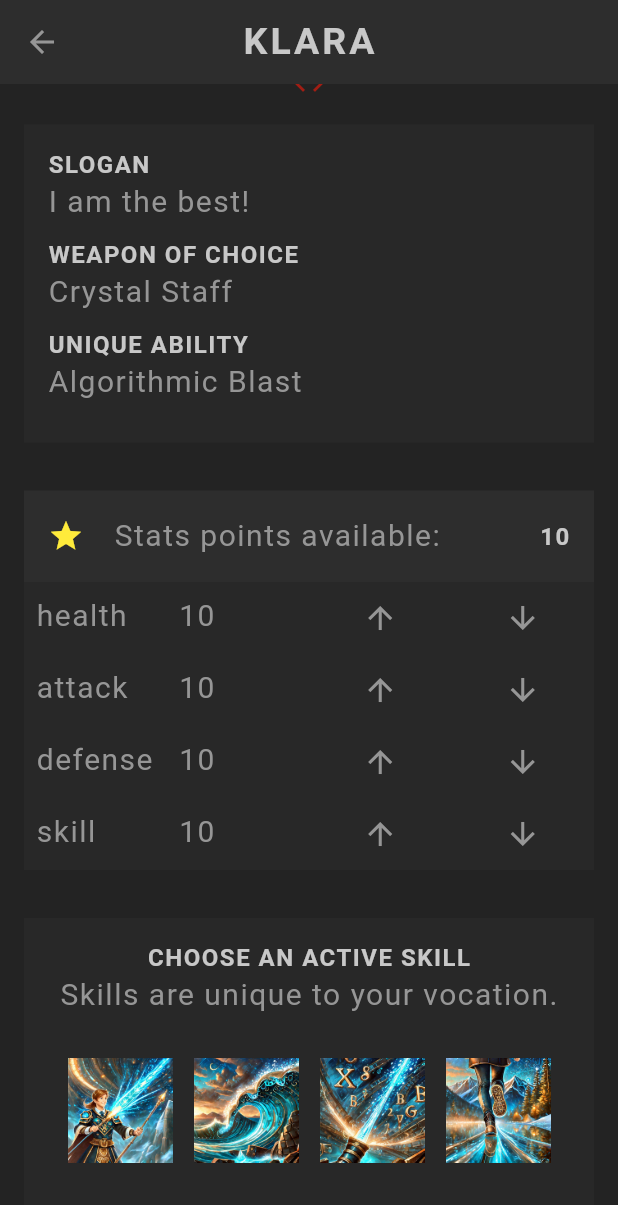
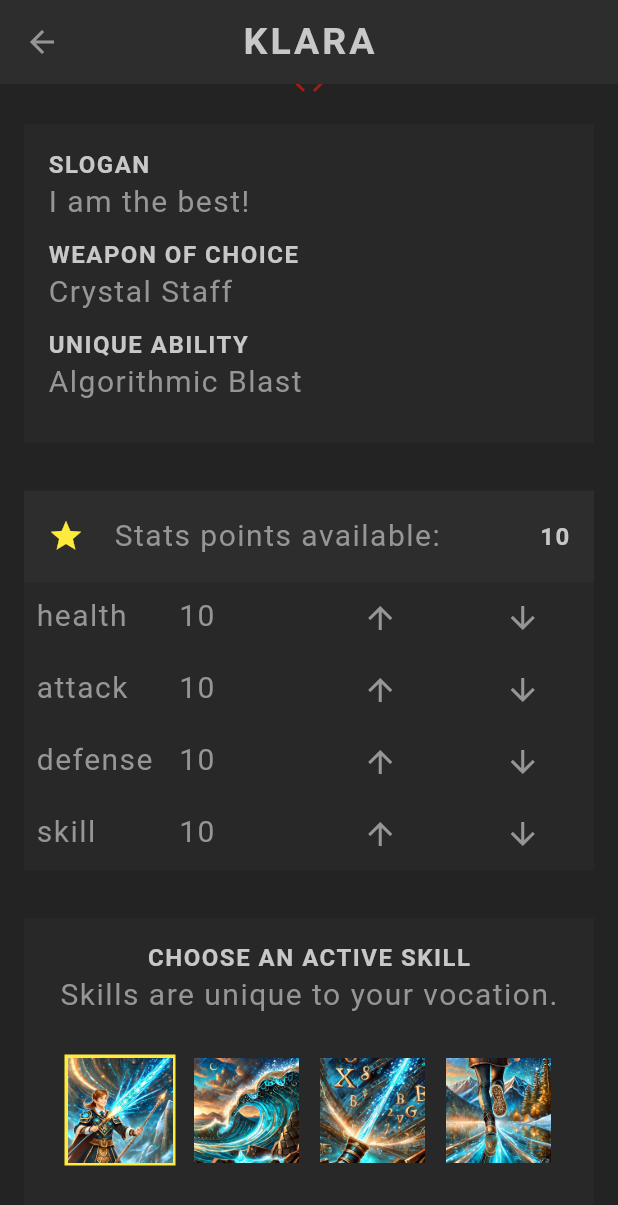
Before and after one commit to KarlIBerry/flutter_rpg, a Flutter app: the Profile screen opened directly with sample values from the repository, scrolled down 205 dp, on a phone screen of 412 x 824 dp. Shown: the top 1205 px of the screen. Run offline on Flutter 3.47's test engine with Material 3 defaults, Android fonts, the phone set to English and light mode, and no system bars; our stand-ins replace google_fonts; Roboto replaces fonts that are missing (Kanit).

Commit message:
Update skill_list.dart to add interactivity and styling

```diff
--- a/lib/screens/profile/skill_list.dart
+++ b/lib/screens/profile/skill_list.dart
@@ -54,8 +54,16 @@ class _SkillListState extends State<SkillList> {
                 return Container(
                   margin: const EdgeInsets.all(5),
                   padding: const EdgeInsets.all(2),
-                  child: Image.asset('assets/img/skills/${skill.image}',
-                    width: 70,
+                  color: skill == selectedSkill ? Colors.yellow : Colors.transparent,
+                  child: GestureDetector(
+                    onTap: () {
+                      setState  ((){
+                        selectedSkill = skill;
+                      });
+                    },
+                    child: Image.asset('assets/img/skills/${skill.image}',
+                      width: 70,
+                    ),
                   ),
                 );
               }).toList()
```
